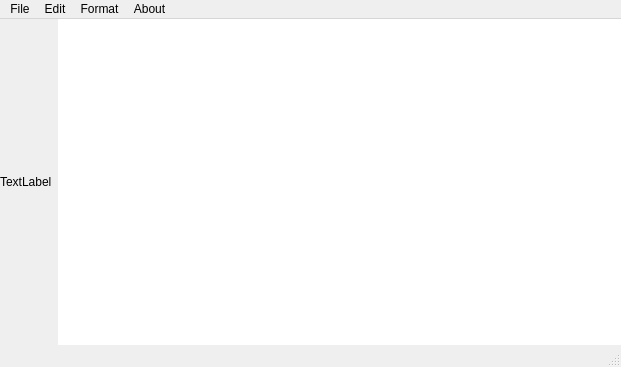
The window that mainwindow.ui (corn-team/TestNote) describes before a commit, drawn with Qt 5.
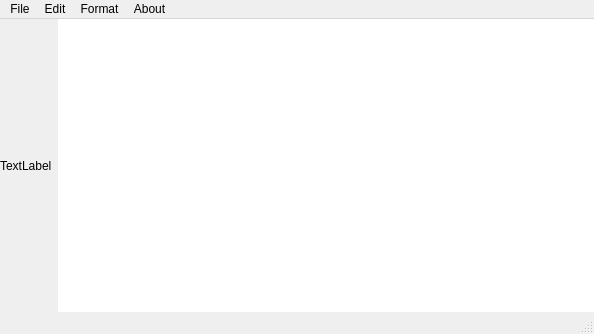
The same window after the commit.

Commit message: change case letters added

What changed in the file:
```diff
--- a/mainwindow.ui
+++ b/mainwindow.ui
@@ -6,8 +6,8 @@
    <rect>
     <x>0</x>
     <y>0</y>
-    <width>621</width>
-    <height>367</height>
+    <width>594</width>
+    <height>334</height>
    </rect>
   </property>
   <property name="windowTitle">
@@ -57,7 +57,7 @@
     <rect>
      <x>0</x>
      <y>0</y>
-     <width>621</width>
+     <width>594</width>
      <height>21</height>
     </rect>
    </property>
```
Left out of the diff: 6 changed lines with no effect on the pictures.
